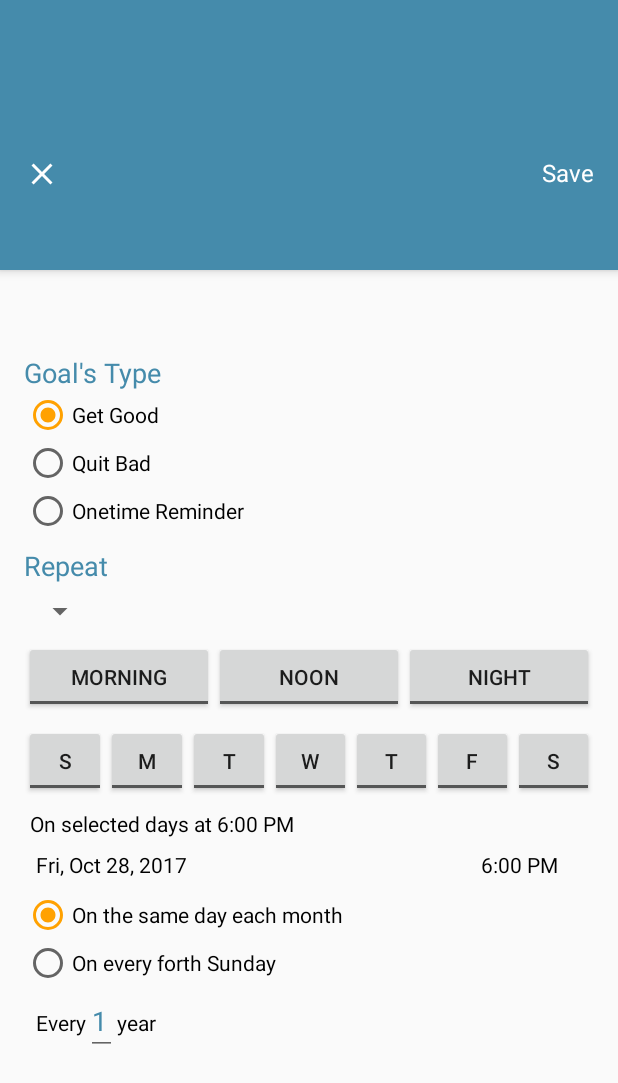
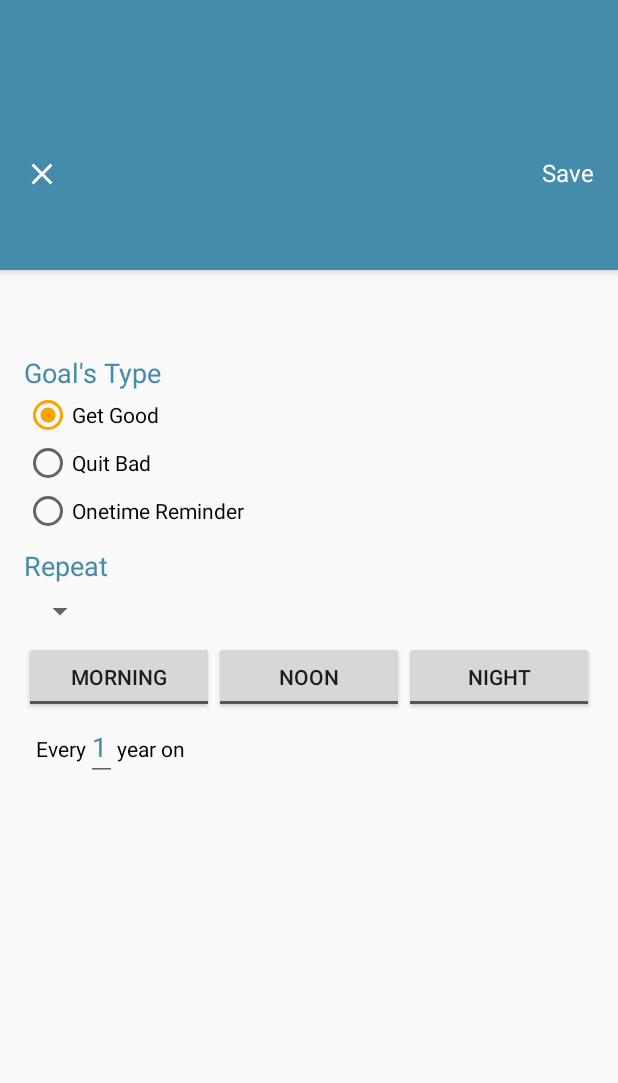
Before and after one commit to CurrenZ/TidyDay, an Android app: the layout activity_add_goal.xml on its own in the app's theme, with its tools: preview values and no code run, on a phone screen of 412 x 824 dp. Shown: the top 1083 px of the screen. Run offline under Robolectric (Android 15) with nearby library versions, the phone set to English and light mode, and no system bars.

Commit message:
Adding Cards Layout Finished

```diff
--- a/app/src/main/res/layout/activity_add_goal.xml
+++ b/app/src/main/res/layout/activity_add_goal.xml
@@ -200,6 +200,7 @@
                 </LinearLayout>
 
                 <LinearLayout
+                    android:visibility="gone"
                     android:id="@+id/weekly"
                     android:layout_width="match_parent"
                     android:layout_height="match_parent"
@@ -279,21 +280,22 @@
                             android:paddingTop="@dimen/normal_padding"
                             android:paddingLeft="@dimen/small_padding"
                             android:textColor="@android:color/black"
-                            android:text="On selected days at "/>
+                            android:text="@string/on_selected_days_at"/>
 
                         <TextView
                             android:id="@+id/weekly_time"
                             android:layout_width="fill_parent"
                             android:layout_height="wrap_content"
                             android:paddingTop="@dimen/normal_padding"
-                            android:textColor="@android:color/black"
-                            android:text="6:00 PM"/>
+                            android:paddingLeft="@dimen/small_padding"
+                            android:textColor="@android:color/black" />
                     </LinearLayout>
 
                 </LinearLayout>
 
 
                 <LinearLayout
+                    android:visibility="gone"
                     android:id="@+id/monthly"
                     android:layout_width="match_parent"
                     android:layout_height="match_parent"
@@ -312,11 +314,11 @@
                             android:gravity="center|left">
 
                             <TextView
+                                android:clickable="true"
                                 android:id="@+id/monthly_date"
                                 android:layout_width="wrap_content"
                                 android:layout_height="wrap_content"
-                                android:textColor="@android:color/black"
-                                android:text="Fri, Oct 28, 2017"/>
+                                android:textColor="@android:color/black" />
 
                         </LinearLayout>
 
@@ -328,11 +330,11 @@
                             android:gravity="center|right">
 
                             <TextView
+                                android:clickable="true"
                                 android:id="@+id/monthly_time"
                                 android:layout_width="wrap_content"
                                 android:layout_height="wrap_content"
-                                android:textColor="@android:color/black"
-                                android:text="6:00 PM"/>
+                                android:textColor="@android:color/black" />
 
                         </LinearLayout>
 
@@ -363,6 +365,7 @@
 
 
                 <LinearLayout
+                    android:visibility="visible"
                     android:id="@+id/annually"
                     android:layout_width="match_parent"
                     android:layout_height="match_parent"
@@ -384,12 +387,20 @@
                         android:selectAllOnFocus="true"
                         android:text="@string/_1"
                         android:textColor="@color/colorGoal" />
-
+`
                     <TextView
                         android:layout_width="wrap_content"
                         android:layout_height="wrap_content"
                         android:text="@string/year"
                         android:textColor="@android:color/black" />
+
+                    <TextView
+                        android:paddingLeft="@dimen/small_padding"
+                        android:id="@+id/annually_date"
+                        android:layout_width="fill_parent"
+                        android:layout_height="wrap_content"
+                        android:textColor="@android:color/black"/>
+
                 </LinearLayout>
 
 
@@ -475,8 +486,7 @@
                                 android:id="@+id/onetime_date"
                                 android:layout_width="wrap_content"
                                 android:layout_height="wrap_content"
-                                android:textColor="@android:color/black"
-                                android:text="Fri, Oct 28, 2017"/>
+                                android:textColor="@android:color/black" />
 
                         </LinearLayout>
 
@@ -491,8 +501,7 @@
                                 android:id="@+id/onetime_time"
                                 android:layout_width="wrap_content"
                                 android:layout_height="wrap_content"
-                                android:textColor="@android:color/black"
-                                android:text="6:00 PM"/>
+                                android:textColor="@android:color/black"/>
 
                         </LinearLayout>
 
--- a/app/src/main/res/values/strings.xml
+++ b/app/src/main/res/values/strings.xml
@@ -67,7 +67,7 @@
     <string name="on_the_same_day_each_month">On the same day each month</string>
     <string name="on_every_forth_sunday">On every forth Sunday</string>
     <string name="every">Every</string>
-    <string name="year">year</string>
+    <string name="year">year on</string>
     <string name="_1">1</string>
     <string name="select_a_different_time">Select a different time</string>
     <string name="urgent">Urgent</string>
@@ -76,7 +76,8 @@
     <string name="priority">Priority</string>
     <string name="notification_time">Notification Time</string>
     <string name="those_words">Those words</string>
-    <string name="here_goes">Here goes ...</string>
+    <string name="here_goes">Here goes …</string>
+    <string name="on_selected_days_at">On selected days at</string>
 
 
 </resources>
```
Also changed, not shown: app/src/main/java/com/czeng/tidyday/add_goal_memo/add_goal_.java (+186 -3 lines).
